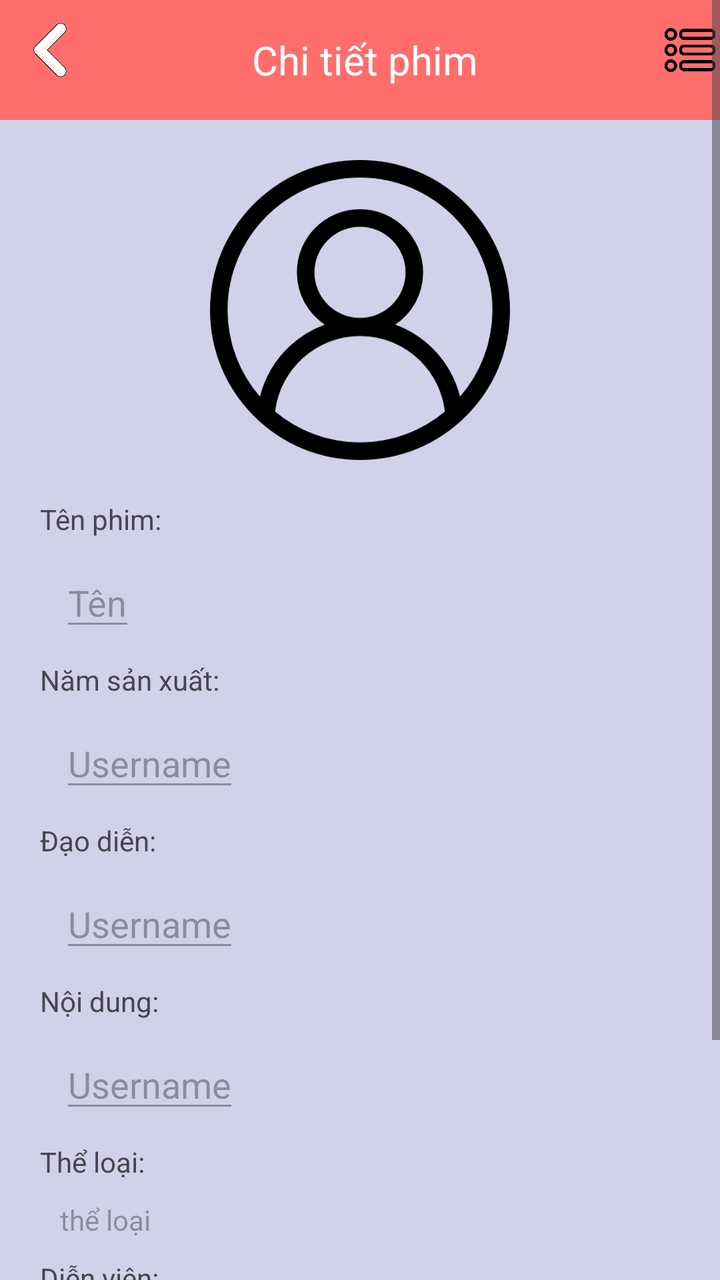
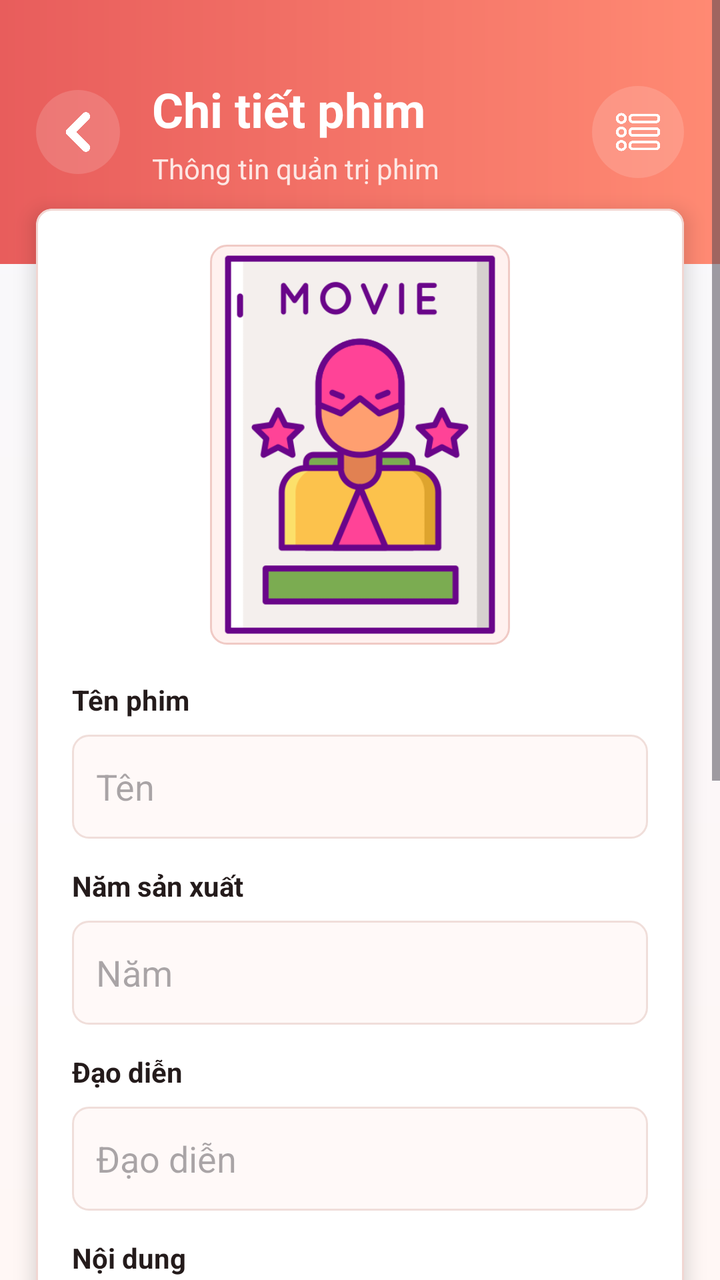

Before-and-after screenshots of an Android layout around one commit, followed by the original layout XML and the change that was made.
<!-- AndroidManifest.xml: application theme Theme.DanhGiaPhim -->
<!-- res/layout/activity_film_detail.xml -->
<ScrollView xmlns:android="http://schemas.android.com/apk/res/android"
    android:layout_width="match_parent"
    android:layout_height="match_parent"
    android:background="#d1d1e9">



    <LinearLayout
        android:orientation="vertical"
        android:layout_width="match_parent"
        android:layout_height="wrap_content">

        <LinearLayout
            android:layout_width="match_parent"
            android:layout_height="60dp"
            android:orientation="horizontal"
            android:background="#ff6e6c">

            <ImageView
                android:id="@+id/btnBackToFilmListFromDetail"
                android:layout_width="30dp"
                android:layout_height="30dp"
                android:src="@drawable/ic_back"
                android:layout_gravity="center"
                android:layout_marginLeft="10dp"
                android:layout_marginBottom="5dp">
            </ImageView>
            <TextView
                android:layout_width="0dp"
                android:layout_height="wrap_content"
                android:layout_weight="1"
                android:text="Chi tiết phim"
                android:textSize="20dp"
                android:textColor="@color/white"
                android:layout_gravity="center"
                android:textAlignment="center">

            </TextView>
            <ImageView
                android:id="@+id/btnDetail"
                android:layout_width="30dp"
                android:layout_height="30dp"
                android:src="@drawable/ic_detail2"
                android:layout_gravity="center"
                android:layout_marginLeft="5dp"
                android:layout_marginBottom="5dp">
            </ImageView>

        </LinearLayout>

        <LinearLayout
            android:layout_width="match_parent"
            android:layout_height="wrap_content"
            android:orientation="vertical"
            android:padding="20dp">
            <ImageView
                android:id="@+id/imgAvatarFilm"
                android:layout_width="150dp"
                android:layout_height="150dp"
                android:layout_gravity="center"
                android:scaleType="centerCrop"
                android:src="@drawable/ic_user"
                android:layout_marginBottom="20dp" />

            <TextView
                android:layout_width="wrap_content"
                android:layout_height="wrap_content"
                android:text="Tên phim:">

            </TextView>
            <EditText
                android:id="@+id/dtFilmName"
                android:layout_width="wrap_content"
                android:layout_height="wrap_content"
                android:text="Tên"
                android:layout_margin="10dp"
                android:enabled="false">
            </EditText>
            <TextView
                android:layout_width="wrap_content"
                android:layout_height="wrap_content"
                android:text="Năm sản xuất:">
            </TextView>
            <EditText
                android:id="@+id/dtYear"
                android:layout_width="wrap_content"
                android:layout_height="wrap_content"
                android:text="Username"
                android:layout_margin="10dp"
                android:enabled="false">
            </EditText>
            <TextView
                android:layout_width="wrap_content"
                android:layout_height="wrap_content"
                android:text="Đạo diễn:">

            </TextView>
            <EditText
                android:id="@+id/dtDirector"
                android:layout_width="wrap_content"
                android:layout_height="wrap_content"
                android:text="Username"
                android:layout_margin="10dp"
                android:enabled="false">
            </EditText>
            <TextView
                android:layout_width="wrap_content"
                android:layout_height="wrap_content"
                android:text="Nội dung:">

            </TextView>
            <EditText
                android:id="@+id/dtSynopsis"
                android:layout_width="wrap_content"
                android:layout_height="wrap_content"
                android:text="Username"
                android:layout_margin="10dp"
                android:enabled="false">
            </EditText>
            <TextView
                android:layout_width="wrap_content"
                android:layout_height="wrap_content"
                android:text="Thể loại:">

            </TextView>
            <TextView
                android:id="@+id/dtGenres"
                android:layout_width="wrap_content"
                android:layout_height="wrap_content"
                android:hint="thể loại"
                android:layout_margin="10dp">
            </TextView>

            <TextView
                android:layout_width="wrap_content"
                android:layout_height="wrap_content"
                android:text="Diễn viên:">

            </TextView>

            <TextView
                android:id="@+id/dtActors"
                android:layout_width="wrap_content"
                android:layout_height="wrap_content"
                android:hint="diễn viên"
                android:layout_margin="10dp">
            </TextView>

            <TextView
                android:layout_width="wrap_content"
                android:layout_height="wrap_content"
                android:text="Trailer:">

            </TextView>
            <EditText
                android:id="@+id/dtTrailer"
                android:layout_width="wrap_content"
                android:layout_height="wrap_content"
                android:text="Username"
                android:layout_margin="10dp"
                android:enabled="false">
            </EditText>
        </LinearLayout>
    </LinearLayout>
</ScrollView>
<!-- resources referenced by this layout -->
<resources>
  <color name="white">#FFFFFFFF</color>
  <!-- drawable ic_back: png bitmap (drawable, 13936 bytes) -->
  <!-- drawable ic_detail2: png bitmap (drawable, 13081 bytes) -->
  <!-- drawable ic_user: png bitmap (drawable, 24852 bytes) -->
  <style name="Theme.DanhGiaPhim" parent="Base.Theme.DanhGiaPhim" />
  <style name="Base.Theme.DanhGiaPhim" parent="Theme.Material3.DayNight.NoActionBar">
          
          
      </style>
</resources>

<!-- the commit's change to res/layout/activity_film_detail.xml (unified diff, before → after) -->
@@ -1,165 +1,37 @@
+<?xml version="1.0" encoding="utf-8"?>
 <ScrollView xmlns:android="http://schemas.android.com/apk/res/android"
+    xmlns:app="http://schemas.android.com/apk/res-auto"
     android:layout_width="match_parent"
     android:layout_height="match_parent"
-    android:background="#d1d1e9">
+    android:background="@drawable/bg_actor_list_screen">
 
-
-
-    <LinearLayout
-        android:orientation="vertical"
-        android:layout_width="match_parent"
-        android:layout_height="wrap_content">
-
-        <LinearLayout
-            android:layout_width="match_parent"
-            android:layout_height="60dp"
-            android:orientation="horizontal"
-            android:background="#ff6e6c">
-
-            <ImageView
-                android:id="@+id/btnBackToFilmListFromDetail"
-                android:layout_width="30dp"
-                android:layout_height="30dp"
-                android:src="@drawable/ic_back"
-                android:layout_gravity="center"
-                android:layout_marginLeft="10dp"
-                android:layout_marginBottom="5dp">
-            </ImageView>
-            <TextView
-                android:layout_width="0dp"
-                android:layout_height="wrap_content"
-                android:layout_weight="1"
-                android:text="Chi tiết phim"
-                android:textSize="20dp"
-                android:textColor="@color/white"
-                android:layout_gravity="center"
-                android:textAlignment="center">
-
-            </TextView>
-            <ImageView
-                android:id="@+id/btnDetail"
-                android:layout_width="30dp"
-                android:layout_height="30dp"
-                android:src="@drawable/ic_detail2"
-                android:layout_gravity="center"
-                android:layout_marginLeft="5dp"
-                android:layout_marginBottom="5dp">
-            </ImageView>
-
+    <LinearLayout android:layout_width="match_parent" android:layout_height="wrap_content" android:orientation="vertical">
+        <LinearLayout android:layout_width="match_parent" android:layout_height="132dp" android:background="@drawable/bg_actor_list_header" android:gravity="center_vertical" android:orientation="horizontal" android:paddingStart="18dp" android:paddingEnd="18dp">
+            <ImageView android:id="@+id/btnBackToFilmListFromDetail" android:layout_width="42dp" android:layout_height="42dp" android:background="@drawable/bg_actor_toolbar_button" android:contentDescription="Quay lại" android:padding="10dp" android:src="@drawable/ic_back" app:tint="@color/white" />
+            <LinearLayout android:layout_width="0dp" android:layout_height="wrap_content" android:layout_marginStart="16dp" android:layout_marginEnd="12dp" android:layout_weight="1" android:orientation="vertical">
+                <TextView android:layout_width="match_parent" android:layout_height="wrap_content" android:text="Chi tiết phim" android:textColor="@color/white" android:textSize="24sp" android:textStyle="bold" />
+                <TextView android:layout_width="match_parent" android:layout_height="wrap_content" android:layout_marginTop="4dp" android:text="Thông tin quản trị phim" android:textColor="#FDE7E4" android:textSize="14sp" />
+            </LinearLayout>
+            <ImageView android:id="@+id/btnDetail" android:layout_width="46dp" android:layout_height="46dp" android:background="@drawable/bg_actor_toolbar_button" android:contentDescription="Tùy chọn" android:padding="10dp" android:src="@drawable/ic_detail2" app:tint="@color/white" />
         </LinearLayout>
-
-        <LinearLayout
-            android:layout_width="match_parent"
-            android:layout_height="wrap_content"
-            android:orientation="vertical"
-            android:padding="20dp">
-            <ImageView
-                android:id="@+id/imgAvatarFilm"
-                android:layout_width="150dp"
-                android:layout_height="150dp"
-                android:layout_gravity="center"
-                android:scaleType="centerCrop"
-                android:src="@drawable/ic_user"
-                android:layout_marginBottom="20dp" />
-
-            <TextView
-                android:layout_width="wrap_content"
-                android:layout_height="wrap_content"
-                android:text="Tên phim:">
-
-            </TextView>
-            <EditText
-                android:id="@+id/dtFilmName"
-                android:layout_width="wrap_content"
-                android:layout_height="wrap_content"
-                android:text="Tên"
-                android:layout_margin="10dp"
-                android:enabled="false">
-            </EditText>
-            <TextView
-                android:layout_width="wrap_content"
-                android:layout_height="wrap_content"
-                android:text="Năm sản xuất:">
-            </TextView>
-            <EditText
-                android:id="@+id/dtYear"
-                android:layout_width="wrap_content"
-                android:layout_height="wrap_content"
-                android:text="Username"
-                android:layout_margin="10dp"
-                android:enabled="false">
-            </EditText>
-            <TextView
-                android:layout_width="wrap_content"
-                android:layout_height="wrap_content"
-                android:text="Đạo diễn:">
-
-            </TextView>
-            <EditText
-                android:id="@+id/dtDirector"
-                android:layout_width="wrap_content"
-                android:layout_height="wrap_content"
-                android:text="Username"
-                android:layout_margin="10dp"
-                android:enabled="false">
-            </EditText>
-            <TextView
-                android:layout_width="wrap_content"
-                android:layout_height="wrap_content"
-                android:text="Nội dung:">
-
-            </TextView>
-            <EditText
-                android:id="@+id/dtSynopsis"
-                android:layout_width="wrap_content"
-                android:layout_height="wrap_content"
-                android:text="Username"
-                android:layout_margin="10dp"
-                android:enabled="false">
-            </EditText>
-            <TextView
-                android:layout_width="wrap_content"
-                android:layout_height="wrap_content"
-                android:text="Thể loại:">
-
-            </TextView>
-            <TextView
-                android:id="@+id/dtGenres"
-                android:layout_width="wrap_content"
-                android:layout_height="wrap_content"
-                android:hint="thể loại"
-                android:layout_margin="10dp">
-            </TextView>
-
-            <TextView
-                android:layout_width="wrap_content"
-                android:layout_height="wrap_content"
-                android:text="Diễn viên:">
-
-            </TextView>
-
-            <TextView
-                android:id="@+id/dtActors"
-                android:layout_width="wrap_content"
-                android:layout_height="wrap_content"
-                android:hint="diễn viên"
-                android:layout_margin="10dp">
-            </TextView>
-
-            <TextView
-                android:layout_width="wrap_content"
-                android:layout_height="wrap_content"
-                android:text="Trailer:">
-
-            </TextView>
-            <EditText
-                android:id="@+id/dtTrailer"
-                android:layout_width="wrap_content"
-                android:layout_height="wrap_content"
-                android:text="Username"
-                android:layout_margin="10dp"
-                android:enabled="false">
-            </EditText>
-        </LinearLayout>
+        <com.google.android.material.card.MaterialCardView android:layout_width="match_parent" android:layout_height="wrap_content" android:layout_marginStart="18dp" android:layout_marginTop="-28dp" android:layout_marginEnd="18dp" android:layout_marginBottom="24dp" app:cardBackgroundColor="@color/white" app:cardCornerRadius="8dp" app:cardElevation="6dp" app:strokeColor="#F1D6D2" app:strokeWidth="1dp">
+            <LinearLayout android:layout_width="match_parent" android:layout_height="wrap_content" android:orientation="vertical" android:padding="18dp">
+                <ImageView android:id="@+id/imgAvatarFilm" android:layout_width="150dp" android:layout_height="200dp" android:layout_gravity="center" android:background="@drawable/bg_app_poster" android:padding="4dp" android:scaleType="centerCrop" android:src="@drawable/ic_poster" />
+                <TextView android:layout_width="match_parent" android:layout_height="wrap_content" android:layout_marginTop="18dp" android:text="Tên phim" android:textColor="@color/app_text" android:textStyle="bold" />
+                <EditText android:id="@+id/dtFilmName" android:layout_width="match_parent" android:layout_height="52dp" android:layout_marginTop="8dp" android:background="@drawable/bg_app_info_field" android:enabled="false" android:text="Tên" />
+                <TextView android:layout_width="match_parent" android:layout_height="wrap_content" android:layout_marginTop="14dp" android:text="Năm sản xuất" android:textColor="@color/app_text" android:textStyle="bold" />
+                <EditText android:id="@+id/dtYear" android:layout_width="match_parent" android:layout_height="52dp" android:layout_marginTop="8dp" android:background="@drawable/bg_app_info_field" android:enabled="false" android:text="Năm" />
+                <TextView android:layout_width="match_parent" android:layout_height="wrap_content" android:layout_marginTop="14dp" android:text="Đạo diễn" android:textColor="@color/app_text" android:textStyle="bold" />
+                <EditText android:id="@+id/dtDirector" android:layout_width="match_parent" android:layout_height="52dp" android:layout_marginTop="8dp" android:background="@drawable/bg_app_info_field" android:enabled="false" android:text="Đạo diễn" />
+                <TextView android:layout_width="match_parent" android:layout_height="wrap_content" android:layout_marginTop="14dp" android:text="Nội dung" android:textColor="@color/app_text" android:textStyle="bold" />
+                <EditText android:id="@+id/dtSynopsis" android:layout_width="match_parent" android:layout_height="wrap_content" android:minHeight="82dp" android:layout_marginTop="8dp" android:background="@drawable/bg_app_info_field" android:enabled="false" android:text="Nội dung" />
+                <TextView android:layout_width="match_parent" android:layout_height="wrap_content" android:layout_marginTop="14dp" android:text="Thể loại" android:textColor="@color/app_text" android:textStyle="bold" />
+                <TextView android:id="@+id/dtGenres" android:layout_width="match_parent" android:layout_height="wrap_content" android:layout_marginTop="8dp" android:background="@drawable/bg_app_info_field" android:hint="Thể loại" android:minHeight="52dp" android:textColor="@color/app_text" />
+                <TextView android:layout_width="match_parent" android:layout_height="wrap_content" android:layout_marginTop="14dp" android:text="Diễn viên" android:textColor="@color/app_text" android:textStyle="bold" />
+                <TextView android:id="@+id/dtActors" android:layout_width="match_parent" android:layout_height="wrap_content" android:layout_marginTop="8dp" android:background="@drawable/bg_app_info_field" android:hint="Diễn viên" android:minHeight="52dp" android:textColor="@color/app_text" />
+                <TextView android:layout_width="match_parent" android:layout_height="wrap_content" android:layout_marginTop="14dp" android:text="Trailer" android:textColor="@color/app_text" android:textStyle="bold" />
+                <EditText android:id="@+id/dtTrailer" android:layout_width="match_parent" android:layout_height="52dp" android:layout_marginTop="8dp" android:background="@drawable/bg_app_info_field" android:enabled="false" android:text="Trailer" />
+            </LinearLayout>
+        </com.google.android.material.card.MaterialCardView>
     </LinearLayout>
 </ScrollView>
<!-- resource entries referenced after the edit -->
@@ -1,9 +1,63 @@
 <!-- resources referenced by this layout -->
 <resources>
+  <color name="app_text">#241B1B</color>
   <color name="white">#FFFFFFFF</color>
+  <!-- drawable bg_actor_list_header (drawable) -->
+  <?xml version="1.0" encoding="utf-8"?>
+  <shape xmlns:android="http://schemas.android.com/apk/res/android">
+      <gradient
+          android:angle="0"
+          android:endColor="#FF8A73"
+          android:startColor="#E85D5C" />
+  </shape>
+  <!-- drawable bg_actor_list_screen (drawable) -->
+  <?xml version="1.0" encoding="utf-8"?>
+  <shape xmlns:android="http://schemas.android.com/apk/res/android">
+      <gradient
+          android:angle="270"
+          android:endColor="#FFF7F5"
+          android:startColor="#F7F8FC" />
+  </shape>
+  <!-- drawable bg_actor_toolbar_button (drawable) -->
+  <?xml version="1.0" encoding="utf-8"?>
+  <selector xmlns:android="http://schemas.android.com/apk/res/android">
+      <item android:state_pressed="true">
+          <shape android:shape="oval">
+              <solid android:color="#40FFFFFF" />
+          </shape>
+      </item>
+      <item>
+          <shape android:shape="oval">
+              <solid android:color="#26FFFFFF" />
+          </shape>
+      </item>
+  </selector>
+  <!-- drawable bg_app_info_field (drawable) -->
+  <?xml version="1.0" encoding="utf-8"?>
+  <shape xmlns:android="http://schemas.android.com/apk/res/android">
+      <solid android:color="#FFF9F8" />
+      <stroke
+          android:width="1dp"
+          android:color="#F0DEDA" />
+      <corners android:radius="8dp" />
+      <padding
+          android:left="12dp"
+          android:top="10dp"
+          android:right="12dp"
+          android:bottom="10dp" />
+  </shape>
+  <!-- drawable bg_app_poster (drawable) -->
+  <?xml version="1.0" encoding="utf-8"?>
+  <shape xmlns:android="http://schemas.android.com/apk/res/android">
+      <solid android:color="#FFF1EF" />
+      <stroke
+          android:width="1dp"
+          android:color="#F0CAC5" />
+      <corners android:radius="8dp" />
+  </shape>
   <!-- drawable ic_back: png bitmap (drawable, 13936 bytes) -->
   <!-- drawable ic_detail2: png bitmap (drawable, 13081 bytes) -->
-  <!-- drawable ic_user: png bitmap (drawable, 24852 bytes) -->
+  <!-- drawable ic_poster: png bitmap (drawable, 27202 bytes) -->
   <style name="Theme.DanhGiaPhim" parent="Base.Theme.DanhGiaPhim" />
   <style name="Base.Theme.DanhGiaPhim" parent="Theme.Material3.DayNight.NoActionBar">
           
